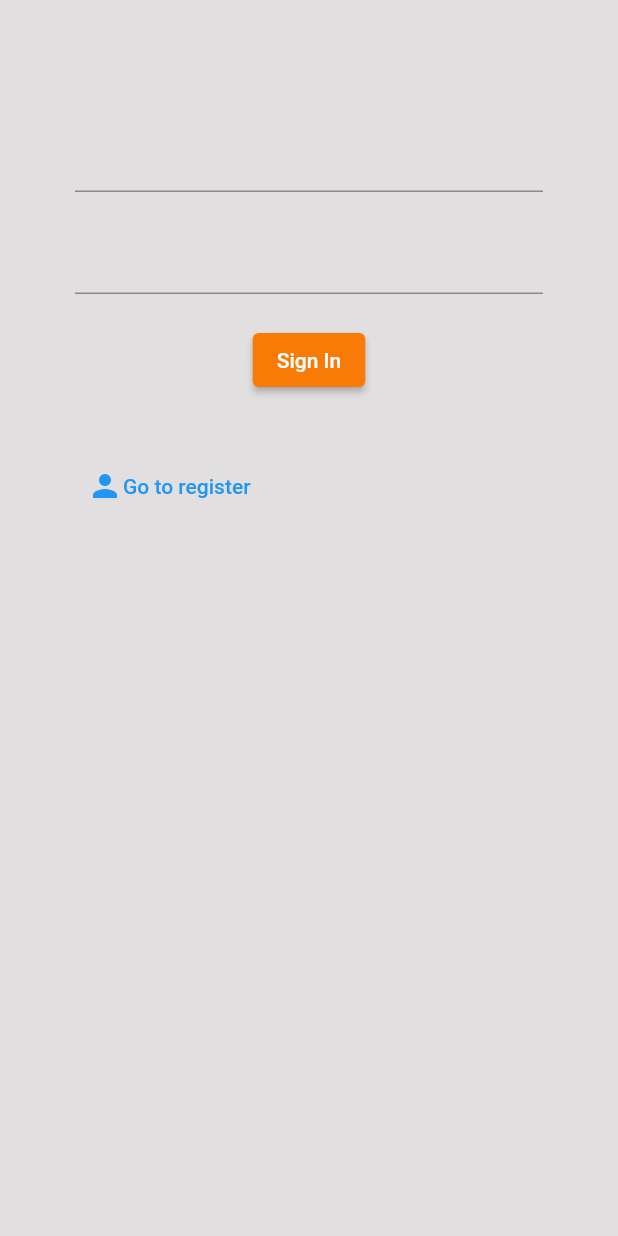
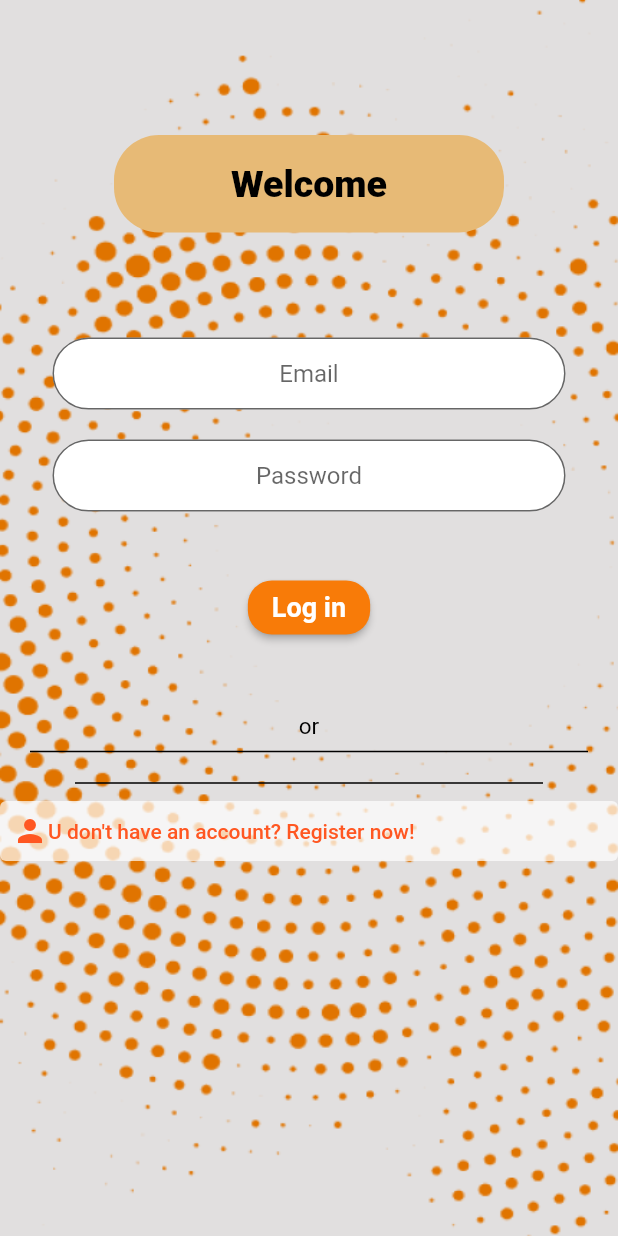
Before and after one commit to Abrahamorca/StreetHub, a Flutter app: the screen it shows after launch, on a phone screen of 412 x 824 dp. Run offline on Flutter 3.47's test engine with Material 2 defaults, Android fonts, the phone set to English and light mode, and no system bars; our stand-ins replace firebase_auth, firebase_core, flutter_map, latlong2, location, qr_flutter; missing offline and left inert: app_settings; accounts and stored records are empty; statements that could not run were skipped.

Commit message:
login almost finsihed

```diff
--- a/lib/screens/Login/sign_in.dart
+++ b/lib/screens/Login/sign_in.dart
@@ -26,17 +26,41 @@ class _SignInState extends State<SignIn> {
   @override
   Widget build(BuildContext context) {
     return Scaffold(
+      resizeToAvoidBottomInset: false,
       backgroundColor: const Color(backgroundLoginColor),
       body: Container(
-        padding: const EdgeInsets.symmetric(vertical: 60, horizontal: 50),
+          decoration: BoxDecoration(
+            image: DecorationImage(
+              image: AssetImage("assets/images/dottedcircle_background.png"),
+              fit: BoxFit.fill
+            ),
+          ),
         child: Form(
           key: _formKey,
           child: Column(
             children: [
-              const SizedBox(height: 20),
-
-              //Mail Field
+              const SizedBox(height:90),
+              Container(width: 260, height: 65,
+                decoration: new BoxDecoration(
+                  color: Color.fromRGBO(231, 186, 118, 1),
+                  borderRadius: BorderRadius.circular(30),
+                  //border: Border.all(width: 2.0, color: Colors.black),
+                ),
+                child: Center(child: Text('Welcome', style: TextStyle(color: Colors.black, fontWeight: FontWeight.w900, fontSize: 25),),),
+              ),
+              const SizedBox(height:70),
+              Padding(padding: EdgeInsets.only(left: 35, right: 35),
+                  child: Column(children: <Widget>[
                     TextFormField(
+                      textAlign: TextAlign.center,
+                      decoration: InputDecoration(
+                        contentPadding: EdgeInsets.symmetric(vertical: 0),
+                        filled: true,
+                        fillColor: Colors.white,
+                        border: OutlineInputBorder(
+                            borderRadius:BorderRadius.circular(55.0)),
+                        hintText: 'Email',
+                      ),
                       validator: (val) {
                         if (val!.isEmpty) {
                           return 'Please enter some text';
@@ -49,9 +73,18 @@ class _SignInState extends State<SignIn> {
                       },
                     ),
                     const SizedBox(height: 20),
-
                     //Password field
                     TextFormField(
+                      textAlign: TextAlign.center,
+                      decoration: InputDecoration(
+                        contentPadding: EdgeInsets.symmetric(vertical: 0),
+                        filled: true,
+                        fillColor: Colors.white,
+                        border: OutlineInputBorder(
+                            borderRadius:BorderRadius.circular(55.0)),
+                        hintText: 'Password',
+
+                      ),
                       validator: (val) {
                         if (val!.length < 6) {
                           return 'Enter a password 6+ characters long';
@@ -64,7 +97,12 @@ class _SignInState extends State<SignIn> {
                         setState(() => password = val);
                       },
                     ),
-              const SizedBox(height: 20),
+                  ],),
+              ),
+
+
+
+              const SizedBox(height: 40),
 
               // Sign in Button
               ElevatedButton(
@@ -79,11 +117,18 @@ class _SignInState extends State<SignIn> {
                     }
                   }
                 },
-                style: ElevatedButton.styleFrom(
-                  backgroundColor: const Color(signInButtonColor),
+                style: ButtonStyle(
+                  shape: MaterialStateProperty.all(
+                    RoundedRectangleBorder(
+                      // Change your radius here
+                      borderRadius: BorderRadius.circular(16),
+                    ),
+                  ) ,
+                  backgroundColor: MaterialStatePropertyAll(const Color(signInButtonColor)),
                 ),
                 child: const Text(
-                  'Sign In',
+                  'Log in',
+                  style: TextStyle(fontSize: 18, fontWeight: FontWeight.bold),
                 ),
               ),
 
@@ -96,15 +141,34 @@ class _SignInState extends State<SignIn> {
                 style: const TextStyle(color: Colors.red, fontSize: 14),
               ),
 
-              //Toggle forms button
+              const SizedBox(
+                height: 10,
+              ),
+              Text(
+                'or',
+                style: const TextStyle(color: Colors.black, fontSize: 15),
+              ),
+              Divider(indent: 20, endIndent: 20,thickness: 1, color: Colors.black),
+              const SizedBox(
+                height: 5,
+              ),
+              Divider(indent: 50, endIndent: 50,thickness: 1, color: Colors.black),
+
               TextButton(
                 onPressed: () {
                   widget.toggleView();
                 },
+                style: ButtonStyle(foregroundColor:MaterialStatePropertyAll(Colors.deepOrange), backgroundColor: MaterialStatePropertyAll(Colors.white70), shape: shape: MaterialStateProperty.all(
+                RoundedRectangleBorder(
+                // Change your radius here
+                borderRadius: BorderRadius.circular(16),
+              ),
+        ) , ),
                 child: Row(
+
                   children: const [
                     Icon(Icons.person),
-                    Text('Go to register'),
+                    Text('U don\'t have an account? Register now!'),
                   ],
                 ),
               )
--- a/pubspec.yaml
+++ b/pubspec.yaml
@@ -73,9 +73,8 @@ flutter:
   uses-material-design: true
 
   # To add assets to your application, add an assets section, like this:
-  # assets:
-  #   - images/a_dot_burr.jpeg
-  #   - images/a_dot_ham.jpeg
+  assets:
+     - assets/images/dottedcircle_background.png
 
   # An image asset can refer to one or more resolution-specific "variants", see
   # https://flutter.dev/assets-and-images/#resolution-aware
```
Also changed, not shown: assets/images/dottedcircle_background.png (added). Lines whose indentation alone changed are shown as unchanged.
